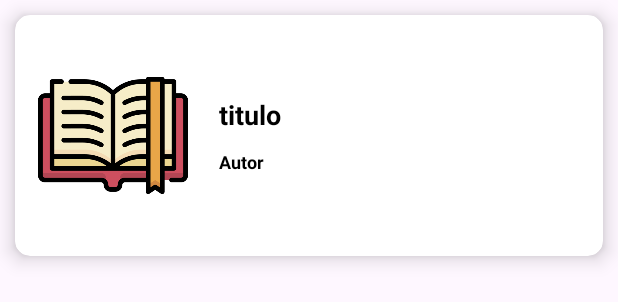
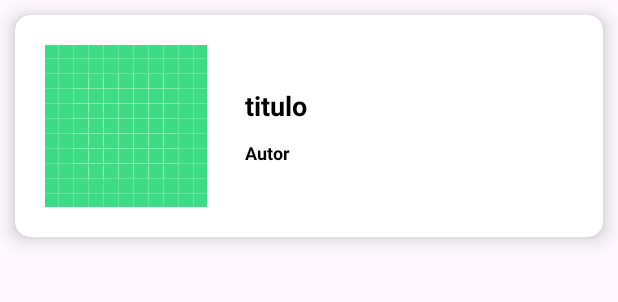
Before and after one commit to AlejandroMevi/books, an Android app: the layout list_books.xml on its own in the app's theme, with its tools: preview values and no code run, on a phone screen of 412 x 824 dp. Shown: the top 302 px of the screen. Run offline under Robolectric (Android 15) with nearby library versions, the phone set to English and light mode, and no system bars.

Commit message:
Imagen del libro con url
Imagen del libro con url se agrega s a http para poder cargarla de forma correcta

```diff
--- a/app/build.gradle
+++ b/app/build.gradle
@@ -69,4 +69,7 @@ dependencies {
     implementation("androidx.recyclerview:recyclerview:1.3.0")
     // For control over item selection of both touch and mouse driven selection
     implementation("androidx.recyclerview:recyclerview-selection:1.1.0")
+    //convertir URL a imagen
+    implementation 'com.github.bumptech.glide:glide:4.12.0'
+    annotationProcessor 'com.github.bumptech.glide:compiler:4.12.0'
 }
--- a/app/src/main/java/com/example/books/ui/home/BooksFragment.kt
+++ b/app/src/main/java/com/example/books/ui/home/BooksFragment.kt
@@ -16,6 +16,8 @@ class BooksFragment : Fragment() {
     private lateinit var binding: FragmentBooksBinding
     private val bookMainViewModel: MainViewModel by viewModels()
     private lateinit var listaBooks: ArrayList<BooksInfo>
+    private var startIndex = 0
+    private var maxResults = 10
 
     companion object {
         lateinit var listArrayResponse: ArrayList<BooksInfo>
@@ -36,7 +38,7 @@ class BooksFragment : Fragment() {
     }
 
     private fun callService() {
-        bookMainViewModel.getBooks("a")
+        bookMainViewModel.getBooks("a", startIndex, maxResults)
         statusObserve()
         bookMainViewModel.data.observe(this) { response ->
             if (response != null) {
@@ -63,9 +65,11 @@ class BooksFragment : Fragment() {
             }
         }
     }
+
     private fun setDataKardex(listaUsuarios: ArrayList<BooksInfo>) {
         binding.listBooks.adapter = ListBooksAdapter(listaUsuarios)
     }
+
     private fun statusObserve() {
         bookMainViewModel.status.observe(this) { status ->
             if (status != null) {
--- a/app/src/main/java/com/example/books/ui/home/data/BooksApiClient.kt
+++ b/app/src/main/java/com/example/books/ui/home/data/BooksApiClient.kt
@@ -7,5 +7,9 @@ import retrofit2.http.Query
 interface BooksApiClient {
     @Headers("Content-Type: application/json;charset=UTF-8")
     @GET("volumes")
-    suspend fun searchBooks(@Query("q") query: String): BooksResponse
+    suspend fun searchBooks(
+        @Query("q") query: String,
+        @Query("startIndex") startIndex: Int,
+        @Query("maxResults") maxResults: Int
+    ): BooksResponse
 }
--- a/app/src/main/res/layout/list_books.xml
+++ b/app/src/main/res/layout/list_books.xml
@@ -22,10 +22,11 @@
             app:layout_constraintTop_toTopOf="parent">
 
             <ImageView
-                android:layout_width="100dp"
-                android:layout_height="130dp"
-                android:layout_margin="@dimen/margin_small"
-                android:src="@drawable/book" />
+                android:id="@+id/imageBook"
+                android:layout_width="wrap_content"
+                android:layout_height="wrap_content"
+                android:layout_margin="@dimen/margin_normal"
+                android:src="@drawable/ic_launcher_background"/>
 
 
             <LinearLayout
```
Also changed, not shown: app/src/main/java/com/example/books/ui/home/ListBooksAdapter.kt (+16 -3 lines), app/src/main/java/com/example/books/ui/home/data/BooksService.kt (+7 -2 lines), app/src/main/java/com/example/books/ui/home/vm/MainViewModel.kt (+7 -3 lines).
